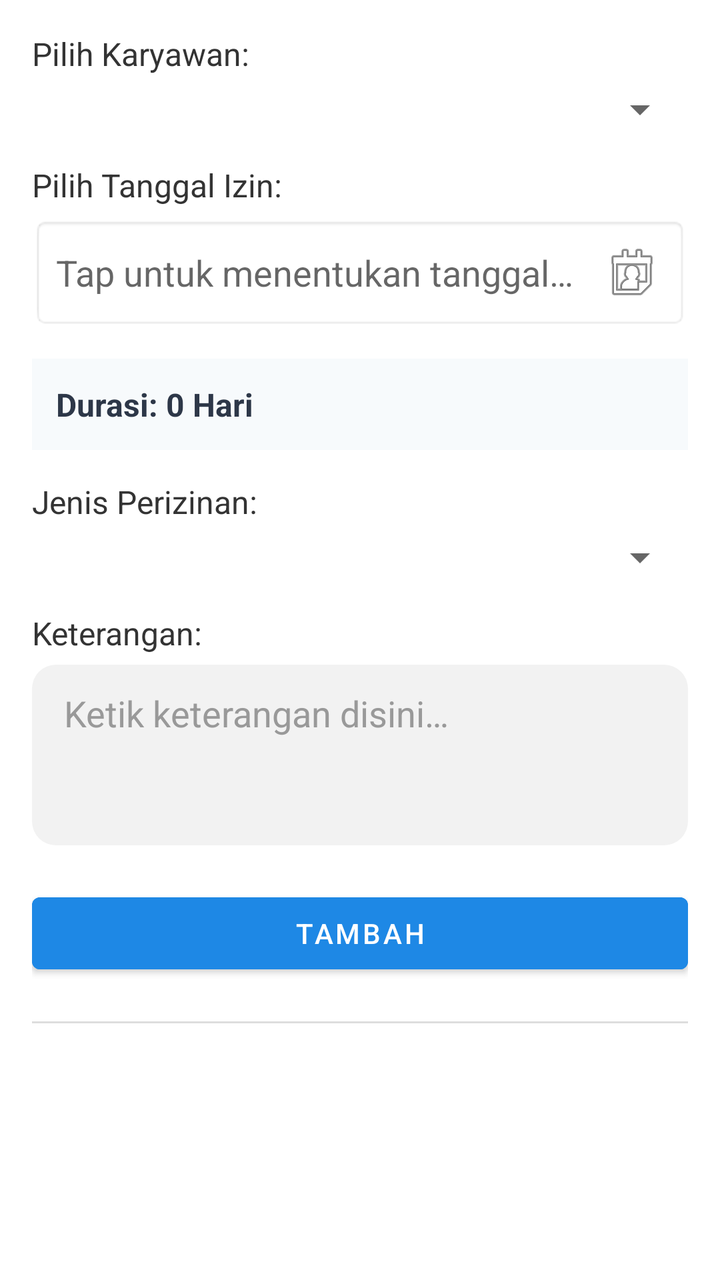
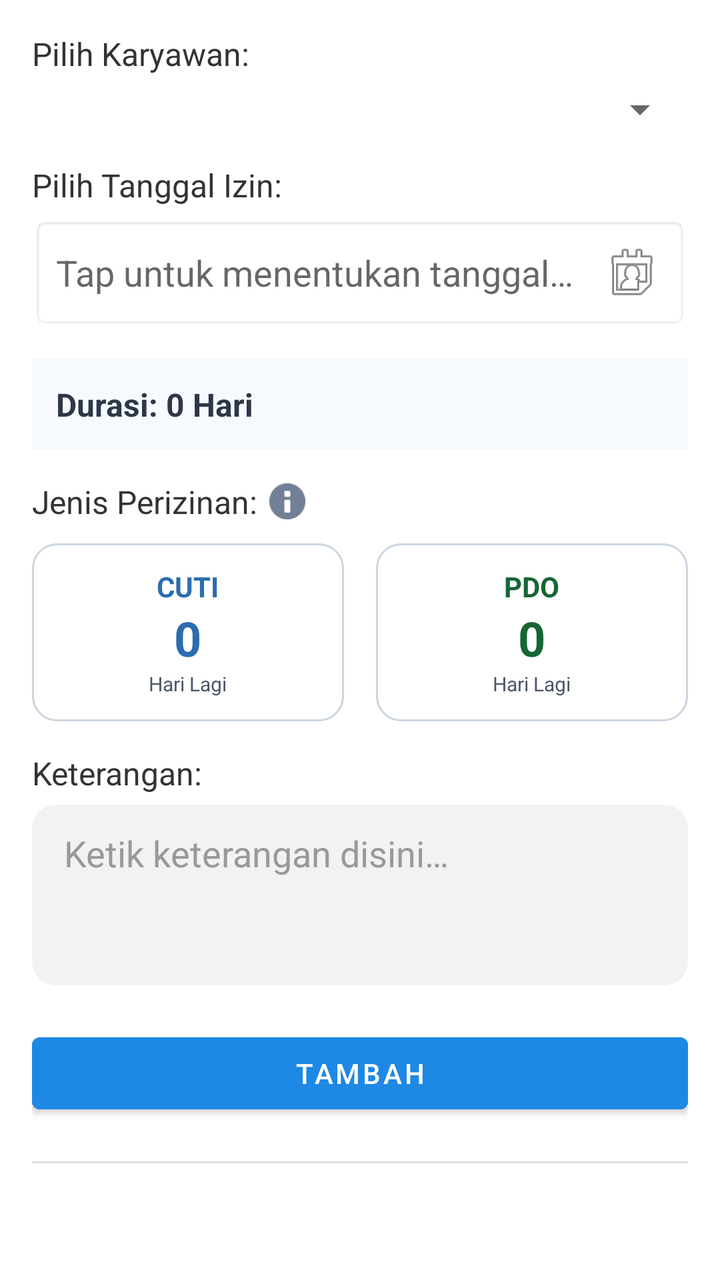

The first picture is an Android layout as it rendered before a commit; the second is the same layout after the commit. The layout source and the unified diff follow.
<!-- AndroidManifest.xml: application theme Theme.CutiPDO2026 -->
<!-- res/layout/activity_main.xml -->
<?xml version="1.0" encoding="utf-8"?>
<FrameLayout xmlns:android="http://schemas.android.com/apk/res/android"
    android:layout_width="match_parent"
    android:layout_height="match_parent">

    <ScrollView
        android:layout_width="match_parent"
        android:layout_height="match_parent"
        android:padding="16dp"
        android:fillViewport="true">

        <LinearLayout
            android:layout_width="match_parent"
            android:layout_height="wrap_content"
            android:orientation="vertical">

            <TextView
                android:layout_width="wrap_content"
                android:layout_height="wrap_content"
                android:text="@string/label_select_employee"
                android:textSize="16sp"
                android:textColor="#333333"/>

            <Spinner
                android:id="@+id/spEmployeeName"
                android:layout_width="match_parent"
                android:layout_height="wrap_content"
                android:layout_marginTop="5dp"
                android:layout_marginBottom="15dp"/>

            <TextView
                android:layout_width="wrap_content"
                android:layout_height="wrap_content"
                android:text="@string/label_select_leave_dates"
                android:textSize="16sp"
                android:textColor="#333333"/>

            <EditText
                android:id="@+id/etSelectedDates"
                android:layout_width="match_parent"
                android:layout_height="wrap_content"
                android:layout_marginTop="5dp"
                android:layout_marginBottom="15dp"
                android:focusable="true"
                android:focusableInTouchMode="false"
                android:clickable="true"
                android:hint="@string/hint_select_date_range"
                android:autofillHints="none"
                android:inputType="none"
                android:drawableEnd="@android:drawable/ic_menu_my_calendar"
                android:padding="12dp"
                android:background="@android:drawable/editbox_background_normal"/>

            <TextView
                android:id="@+id/tvTotalDaysDisplay"
                android:layout_width="match_parent"
                android:layout_height="wrap_content"
                android:padding="12dp"
                android:text="@string/duration_zero"
                android:textSize="16sp"
                android:textStyle="bold"
                android:textColor="#2D3748"
                android:background="#F7FAFC"
                android:layout_marginBottom="15dp"/>

            <TextView
                android:layout_width="wrap_content"
                android:layout_height="wrap_content"
                android:text="@string/label_leave_type"
                android:textSize="16sp"
                android:textColor="#333333"/>

            <Spinner
                android:id="@+id/spLeaveType"
                android:layout_width="match_parent"
                android:layout_height="wrap_content"
                android:layout_marginTop="5dp"
                android:layout_marginBottom="15dp"/>

            <RadioGroup
                android:id="@+id/rgCutiCategory"
                android:layout_width="match_parent"
                android:layout_height="wrap_content"
                android:orientation="horizontal"
                android:gravity="center"
                android:layout_marginBottom="15dp"
                android:visibility="gone">

                <RadioButton
                    android:id="@+id/rbKhusus"
                    android:layout_width="wrap_content"
                    android:layout_height="wrap_content"
                    android:text="@string/label_khusus"
                    android:layout_marginEnd="10dp"/>

                <RadioButton
                    android:id="@+id/rbBersurat"
                    android:layout_width="wrap_content"
                    android:layout_height="wrap_content"
                    android:layout_marginStart="10dp"
                    android:text="@string/label_bersurat"/>
            </RadioGroup>

            <TextView
                android:layout_width="wrap_content"
                android:layout_height="wrap_content"
                android:text="@string/label_reason_of_leaving"
                android:textSize="16sp"
                android:textColor="#333333"/>

            <EditText
                android:id="@+id/etLeaveDescription"
                android:layout_width="match_parent"
                android:layout_height="wrap_content"
                android:layout_marginTop="5dp"
                android:layout_marginBottom="20dp"
                android:background="@drawable/bg_description_input"
                android:gravity="top|start"
                android:hint="@string/hint_enter_reason"
                android:autofillHints="none"
                android:inputType="textMultiLine"
                android:minLines="3"
                android:textColor="#333333"
                android:textColorHint="#999999" />

            <Button
                android:id="@+id/btnAddToBatch"
                android:layout_width="match_parent"
                android:layout_height="wrap_content"
                android:text="@string/btn_add"
                android:backgroundTint="#1E88E5"
                android:textColor="#FFFFFF"
                android:layout_marginBottom="20dp"/>

            <View
                android:layout_width="match_parent"
                android:layout_height="1dp"
                android:background="#DDDDDD"
                android:layout_marginBottom="15dp"/>

            <LinearLayout
                android:id="@+id/layoutQueueHeader"
                android:layout_width="match_parent"
                android:layout_height="wrap_content"
                android:orientation="horizontal"
                android:gravity="center_vertical"
                android:layout_marginBottom="8dp"
                android:visibility="gone">

                <TextView
                    android:layout_width="0dp"
                    android:layout_height="wrap_content"
                    android:layout_weight="1"
                    android:text="@string/review_batch_requests"
                    android:textSize="14sp"
                    android:textStyle="bold"
                    android:textColor="#4A5568" />

                <TextView
                    android:id="@+id/tvSelectAll"
                    android:layout_width="wrap_content"
                    android:layout_height="wrap_content"
                    android:text="@string/label_mark_all"
                    android:textColor="#2D3748"
                    android:textSize="12sp"
                    android:textStyle="bold"
                    android:padding="4dp"
                    android:layout_marginEnd="8dp"
                    android:visibility="gone" />

                <TextView
                    android:id="@+id/tvClearSelection"
                    android:layout_width="wrap_content"
                    android:layout_height="wrap_content"
                    android:text="@string/label_clear_marks"
                    android:textColor="#E53E3E"
                    android:textSize="12sp"
                    android:textStyle="bold"
                    android:padding="4dp"
                    android:visibility="gone" />
            </LinearLayout>

            <androidx.recyclerview.widget.RecyclerView
                android:id="@+id/rvBatchQueue"
                android:layout_width="match_parent"
                android:layout_height="200dp"
                android:background="#F8FAFC"
                android:layout_marginBottom="15dp"
                android:visibility="gone" />

            <Button
                android:id="@+id/btnSubmitToSpv"
                android:layout_width="match_parent"
                android:layout_height="wrap_content"
                android:text="@string/submit_all_to_supervisor_zero"
                android:backgroundTint="#4CAF50"
                android:textColor="#FFFFFF"
                android:visibility="gone"
                android:layout_marginBottom="15dp"/>

        </LinearLayout>
    </ScrollView>

    
    <FrameLayout
        android:id="@+id/mainProgressOverlay"
        android:layout_width="match_parent"
        android:layout_height="match_parent"
        android:background="#CC000000"
        android:clickable="true"
        android:focusable="true"
        android:visibility="gone">

        <LinearLayout
            android:layout_width="wrap_content"
            android:layout_height="wrap_content"
            android:layout_gravity="center"
            android:orientation="vertical"
            android:gravity="center"
            android:padding="24dp"
            android:background="@android:drawable/dialog_holo_light_frame">

            <ProgressBar
                android:layout_width="wrap_content"
                android:layout_height="wrap_content" />

            <TextView
                android:id="@+id/tvMainProgressMessage"
                android:layout_width="wrap_content"
                android:layout_height="wrap_content"
                android:layout_marginTop="16dp"
                android:text="Mengunggah data..."
                android:textColor="#333333"
                android:textSize="16sp"
                android:textStyle="bold" />
        </LinearLayout>
    </FrameLayout>

</FrameLayout>
<!-- resources referenced by this layout -->
<resources>
  <!-- drawable bg_description_input (drawable) -->
  <?xml version="1.0" encoding="utf-8"?>
  <shape xmlns:android="http://schemas.android.com/apk/res/android">
      <solid android:color="#F2F2F2" />
      <corners android:radius="12dp" />
      <padding
          android:bottom="12dp"
          android:left="16dp"
          android:right="16dp"
          android:top="12dp" />
  </shape>
  <string name="btn_add">Tambah</string>
  <string name="duration_zero">Durasi: 0 Hari</string>
  <string name="hint_enter_reason">Ketik keterangan disini…</string>
  <string name="hint_select_date_range">Tap untuk menentukan tanggal…</string>
  <string name="label_bersurat">Bersurat</string>
  <string name="label_clear_marks">Hapus Tanda</string>
  <string name="label_khusus">Khusus</string>
  <string name="label_leave_type">Jenis Perizinan:</string>
  <string name="label_mark_all">Tandai Semua</string>
  <string name="label_reason_of_leaving">Keterangan:</string>
  <string name="label_select_employee">Pilih Karyawan:</string>
  <string name="label_select_leave_dates">Pilih Tanggal Izin:</string>
  <string name="review_batch_requests">TINJAU PENGAJUAN BATCH</string>
  <string name="submit_all_to_supervisor_zero">KIRIM SEMUA KE SUPERVISOR (0)</string>
  <style name="Theme.CutiPDO2026" parent="Base.Theme.CutiPDO2026" />
  <style name="Base.Theme.CutiPDO2026" parent="Theme.MaterialComponents.Light.NoActionBar">
          
          
      </style>
</resources>

<!-- the commit's change to res/layout/activity_main.xml (unified diff, before → after) -->
@@ -1,5 +1,6 @@
 <?xml version="1.0" encoding="utf-8"?>
 <FrameLayout xmlns:android="http://schemas.android.com/apk/res/android"
+    xmlns:app="http://schemas.android.com/apk/res-auto"
     android:layout_width="match_parent"
     android:layout_height="match_parent">
 
@@ -63,19 +64,124 @@
                 android:background="#F7FAFC"
                 android:layout_marginBottom="15dp"/>
 
-            <TextView
-                android:layout_width="wrap_content"
-                android:layout_height="wrap_content"
-                android:text="@string/label_leave_type"
-                android:textSize="16sp"
-                android:textColor="#333333"/>
-
+            <LinearLayout
+                android:layout_width="match_parent"
+                android:layout_height="wrap_content"
+                android:orientation="horizontal"
+                android:gravity="center_vertical"
+                android:layout_marginBottom="10dp">
+
+                <TextView
+                    android:layout_width="wrap_content"
+                    android:layout_height="wrap_content"
+                    android:text="@string/label_leave_type"
+                    android:textSize="16sp"
+                    android:textColor="#333333"/>
+
+                <ImageView
+                    android:id="@+id/ivShowRules"
+                    android:layout_width="18dp"
+                    android:layout_height="18dp"
+                    android:layout_marginStart="6dp"
+                    android:src="@android:drawable/ic_dialog_info"
+                    android:contentDescription="Rules Info"
+                    android:clickable="true"
+                    android:focusable="true"
+                    android:background="?attr/selectableItemBackgroundBorderless"
+                    app:tint="#718096" />
+            </LinearLayout>
+
+            <LinearLayout
+                android:layout_width="match_parent"
+                android:layout_height="wrap_content"
+                android:orientation="horizontal"
+                android:weightSum="2"
+                android:baselineAligned="false"
+                android:layout_marginBottom="15dp">
+
+                <LinearLayout
+                    android:id="@+id/btnTypeCutiMain"
+                    android:layout_width="0dp"
+                    android:layout_height="wrap_content"
+                    android:layout_weight="1"
+                    android:layout_marginEnd="8dp"
+                    android:background="@drawable/bg_leave_type_card"
+                    android:gravity="center"
+                    android:orientation="vertical"
+                    android:padding="12dp"
+                    android:clickable="true"
+                    android:focusable="true">
+
+                    <TextView
+                        android:layout_width="wrap_content"
+                        android:layout_height="wrap_content"
+                        android:text="@string/cuti"
+                        android:textColor="#2B6CB0"
+                        android:textSize="14sp"
+                        android:textStyle="bold" />
+
+                    <TextView
+                        android:id="@+id/tvCutiBalanceMain"
+                        android:layout_width="wrap_content"
+                        android:layout_height="wrap_content"
+                        android:text="0"
+                        android:textColor="#2B6CB0"
+                        android:textSize="24sp"
+                        android:textStyle="bold" />
+
+                    <TextView
+                        android:layout_width="wrap_content"
+                        android:layout_height="wrap_content"
+                        android:text="@string/days_left"
+                        android:textColor="#4A5568"
+                        android:textSize="10sp" />
+                </LinearLayout>
+
+                <LinearLayout
+                    android:id="@+id/btnTypePdoMain"
+                    android:layout_width="0dp"
+                    android:layout_height="wrap_content"
+                    android:layout_weight="1"
+                    android:layout_marginStart="8dp"
+                    android:background="@drawable/bg_leave_type_card"
+                    android:gravity="center"
+                    android:orientation="vertical"
+                    android:padding="12dp"
+                    android:clickable="true"
+                    android:focusable="true">
+
+                    <TextView
+                        android:layout_width="wrap_content"
+                        android:layout_height="wrap_content"
+                        android:text="@string/pdo"
+                        android:textColor="#166534"
+                        android:textSize="14sp"
+                        android:textStyle="bold" />
+
+                    <TextView
+                        android:id="@+id/tvPdoBalanceMain"
+                        android:layout_width="wrap_content"
+                        android:layout_height="wrap_content"
+                        android:text="0"
+                        android:textColor="#166534"
+                        android:textSize="24sp"
+                        android:textStyle="bold" />
+
+                    <TextView
+                        android:layout_width="wrap_content"
+                        android:layout_height="wrap_content"
+                        android:text="@string/days_left"
+                        android:textColor="#4A5568"
+                        android:textSize="10sp" />
+                </LinearLayout>
+            </LinearLayout>
+
+            
             <Spinner
                 android:id="@+id/spLeaveType"
                 android:layout_width="match_parent"
                 android:layout_height="wrap_content"
-                android:layout_marginTop="5dp"
-                android:layout_marginBottom="15dp"/>
+                android:visibility="gone"/>
 
             <RadioGroup
                 android:id="@+id/rgCutiCategory"
<!-- resource entries referenced after the edit -->
@@ -11,7 +11,30 @@
           android:right="16dp"
           android:top="12dp" />
   </shape>
+  <!-- drawable bg_leave_type_card (drawable) -->
+  <?xml version="1.0" encoding="utf-8"?>
+  <selector xmlns:android="http://schemas.android.com/apk/res/android">
+      
+      <item android:state_selected="true">
+          <shape>
+              <solid android:color="#E2E8F0" />
+              <stroke android:width="2dp" android:color="#2D3748" />
+              <corners android:radius="12dp" />
+          </shape>
+      </item>
+  
+      
+      <item>
+          <shape>
+              <solid android:color="#FFFFFF" />
+              <stroke android:width="1dp" android:color="#CBD5E0" />
+              <corners android:radius="12dp" />
+          </shape>
+      </item>
+  </selector>
   <string name="btn_add">Tambah</string>
+  <string name="cuti">CUTI</string>
+  <string name="days_left">Hari Lagi</string>
   <string name="duration_zero">Durasi: 0 Hari</string>
   <string name="hint_enter_reason">Ketik keterangan disini…</string>
   <string name="hint_select_date_range">Tap untuk menentukan tanggal…</string>
@@ -23,6 +46,7 @@
   <string name="label_reason_of_leaving">Keterangan:</string>
   <string name="label_select_employee">Pilih Karyawan:</string>
   <string name="label_select_leave_dates">Pilih Tanggal Izin:</string>
+  <string name="pdo">PDO</string>
   <string name="review_batch_requests">TINJAU PENGAJUAN BATCH</string>
   <string name="submit_all_to_supervisor_zero">KIRIM SEMUA KE SUPERVISOR (0)</string>
   <style name="Theme.CutiPDO2026" parent="Base.Theme.CutiPDO2026" />
